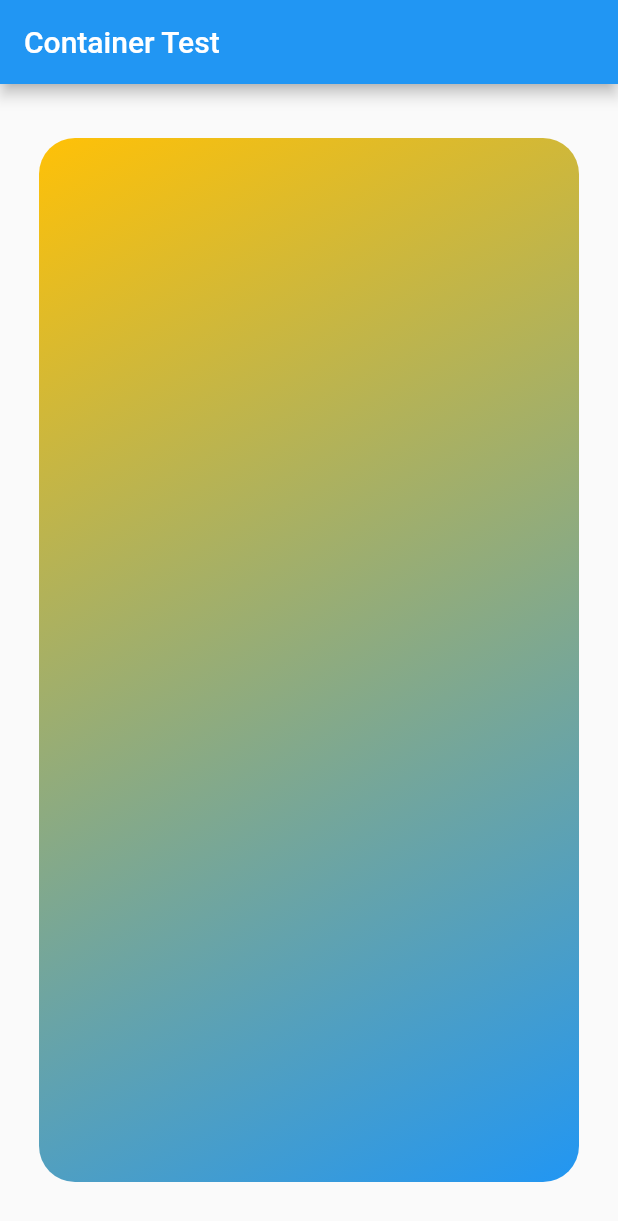
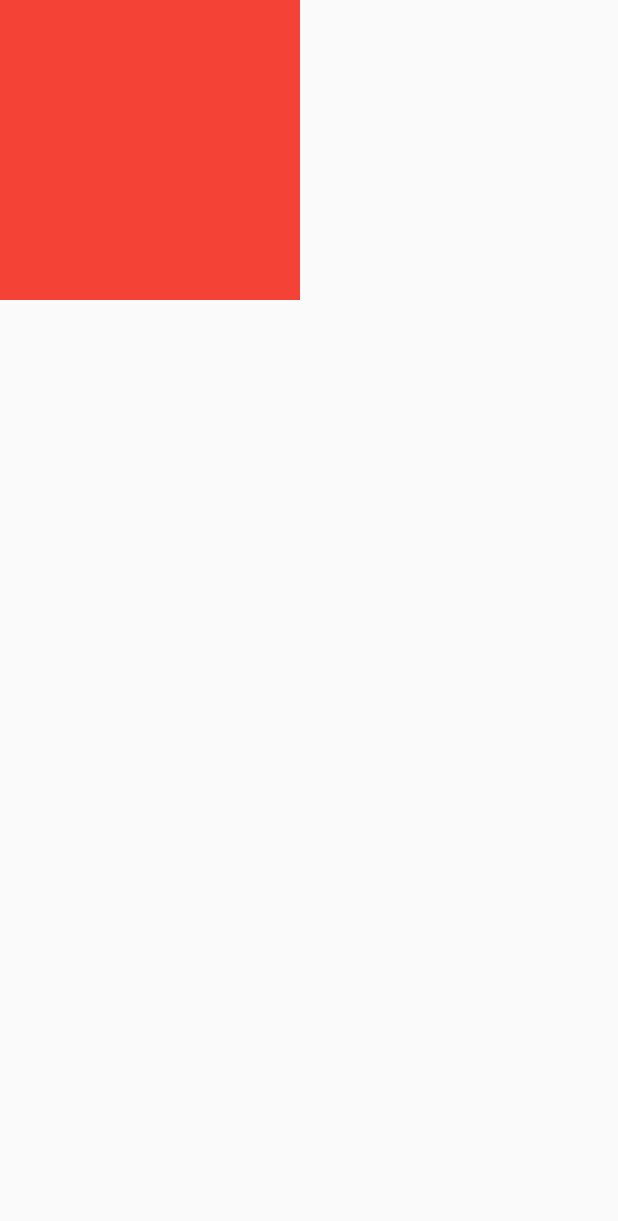
Before and after one commit to ioacode/FirstFlutter, a Flutter app: the screen it shows after launch, on a phone screen of 412 x 824 dp. Shown: the top 1221 px of the screen. Run offline on Flutter 3.47's test engine with Material 2 defaults, Android fonts, the phone set to English and light mode, and no system bars.

Commit message:
create slide

```diff
--- a/lib/main.dart
+++ b/lib/main.dart
@@ -1,6 +1,43 @@
 import 'package:flutter/material.dart';
 
-void main() => runApp(MyApp());
+//void main() => runApp(MyApp());
+void main() => runApp(MaterialApp(
+  debugShowCheckedModeBanner: false,
+  title: 'Application intro',
+  home: HomePage(),
+));
+
+class HomePage extends StatelessWidget {
+  @override
+  Widget build(BuildContext context) {
+    return Scaffold(
+      body: ContentPage(),
+    );
+  }
+}
+
+class ContentPage extends StatelessWidget {
+  @override
+  Widget build(BuildContext context) {
+    return Container(
+      width: 200,
+      height: 200,
+      color: Colors.red,
+    );
+  }
+}
+
+//https://github.com/myhomeworkstation/introapp
+
+
+
+
+
+
+
+
+
+
 
 class MyApp extends StatelessWidget {
   @override
@@ -10,7 +47,8 @@ class MyApp extends StatelessWidget {
         appBar: AppBar(
           title: Text("Container Test"), //title of tab
         ),
-        body: Container( //same with layout
+        body: Container(
+          //same with layout
           color: Colors.transparent,
           //margin: EdgeInsets.all(10), //give margin all edge
           //padding: EdgeInsets.all(10), //padding same all edge
```
Also changed, not shown: lib/attr.dart (added, +17 -0 lines).
